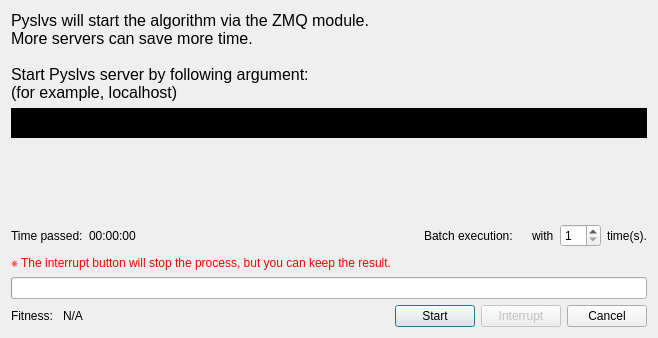
KmolYuan/Pyslvs-UI, file core/synthesis/DimensionalSynthesis/DimensionalSynthesis_dialog/progress.ui: the form before one commit.
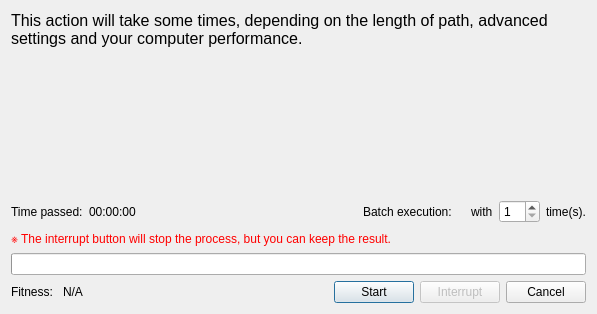
The form after the commit. Icons and pictures are not drawn.

Commit message: Sort out the progress dialog UI.

```diff
--- a/core/synthesis/DimensionalSynthesis/DimensionalSynthesis_dialog/progress.ui
+++ b/core/synthesis/DimensionalSynthesis/DimensionalSynthesis_dialog/progress.ui
@@ -6,8 +6,8 @@
    <rect>
     <x>0</x>
     <y>0</y>
-    <width>658</width>
-    <height>338</height>
+    <width>597</width>
+    <height>314</height>
    </rect>
   </property>
   <property name="windowTitle">
@@ -24,36 +24,13 @@
    <item>
     <widget class="QLabel" name="label">
      <property name="text">
-      <string>&lt;html&gt;&lt;head/&gt;&lt;body&gt;&lt;p&gt;&lt;span style=&quot; font-size:12pt;&quot;&gt;Pyslvs will start the algorithm via the ZMQ module.&lt;br/&gt;More servers can save more time.&lt;br/&gt;&lt;br/&gt;Start Pyslvs server by following argument:&lt;br/&gt;(for example, localhost)&lt;/span&gt;&lt;/p&gt;&lt;/body&gt;&lt;/html&gt;</string>
+      <string>&lt;html&gt;&lt;head/&gt;&lt;body&gt;&lt;p&gt;&lt;span style=&quot;font-size:12pt;&quot;&gt;This action will take some times, depending on the length of path, advanced settings and your computer performance.&lt;/p&gt;&lt;/body&gt;&lt;/html&gt;</string>
      </property>
      <property name="wordWrap">
       <bool>true</bool>
      </property>
     </widget>
    </item>
-   <item>
-    <widget class="QTextBrowser" name="argumentText">
-     <property name="sizePolicy">
-      <sizepolicy hsizetype="Expanding" vsizetype="Fixed">
-       <horstretch>0</horstretch>
-       <verstretch>0</verstretch>
-      </sizepolicy>
-     </property>
-     <property name="maximumSize">
-      <size>
-       <width>16777215</width>
-       <height>30</height>
-      </size>
-     </property>
-     <property name="styleSheet">
-      <string notr="true">background-color: rgb(0, 0, 0);
-color: rgb(255, 255, 255);</string>
-     </property>
-     <property name="verticalScrollBarPolicy">
-      <enum>Qt::ScrollBarAlwaysOff</enum>
-     </property>
-    </widget>
-   </item>
    <item>
     <spacer name="verticalSpacer">
      <property name="orientation">
```
Left out of the diff: 2 changed lines with no effect on the pictures. The commit also changes 2 other files.
